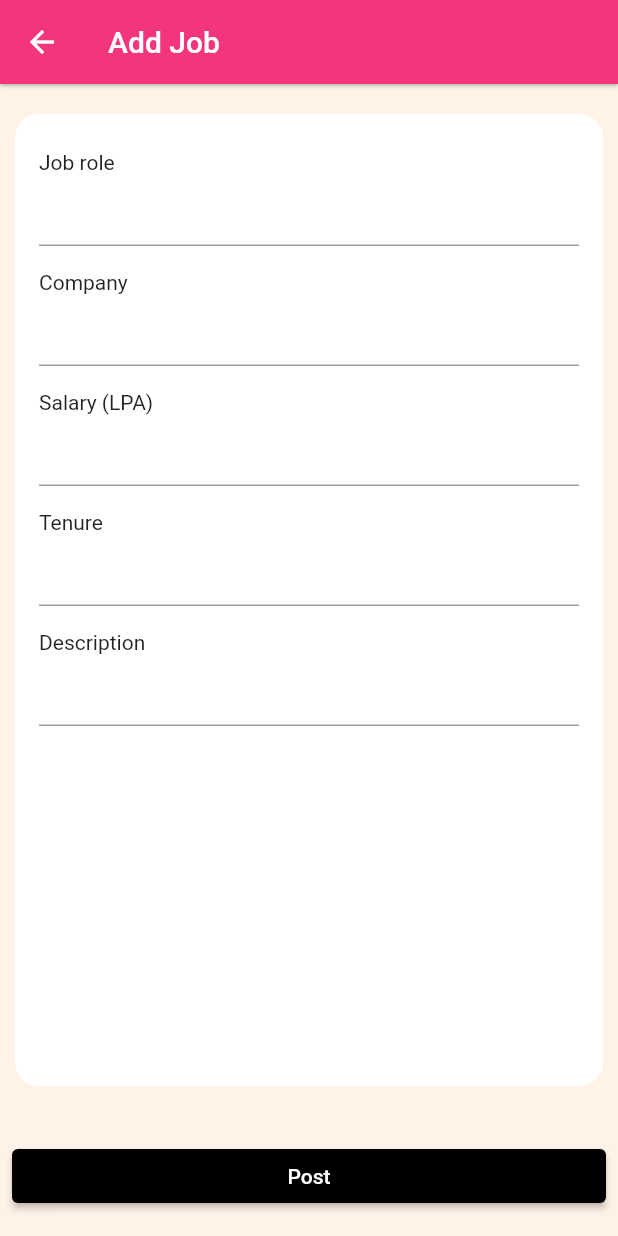
After one commit to tulsipatel1199/women_job_app, a Flutter app: the screen it shows once a user with an empty profile is signed in, after a tap on "Add Job", on a phone screen of 412 x 824 dp. The commit adds this screen. Run offline on Flutter 3.47's test engine with Material 2 defaults, Android fonts, the phone set to English and light mode, and no system bars; our stand-ins replace cloud_firestore, firebase_auth, firebase_core, flutter_svg, get, get_storage; accounts and stored records are empty.

Commit message:
resolved bugs in recruiter module and added app label and icon

```diff
--- a/lib/candidate/controllers/recruiter_controller.dart
+++ b/lib/candidate/controllers/recruiter_controller.dart
@@ -1,13 +1,15 @@
 import 'package:cloud_firestore/cloud_firestore.dart';
 import 'package:firebase_auth/firebase_auth.dart';
 import 'package:flutter/material.dart';
+import 'package:flutter_svg/svg.dart';
 import 'package:get/get.dart';
-import 'package:women_job_app/candidate/controllers/home_controller.dart';
+import 'package:women_job_app/candidate/screens/add_job_screen.dart';
+
+import '../screens/candidate_job_details_screen.dart';
+
+final user = FirebaseAuth.instance;
 
 class RecruiterController extends GetxController{
-
-  final user = FirebaseAuth.instance;
-
 
   Rx<TextEditingController> companyNameCtr = TextEditingController().obs;
   Rx<TextEditingController> roleCtr = TextEditingController().obs;
@@ -15,35 +17,26 @@ class RecruiterController extends GetxController{
   Rx<TextEditingController> tenureCtr = TextEditingController().obs;
   Rx<TextEditingController> descriptionCtr = TextEditingController().obs;
 
-  @override
-  void onInit(){
-    super.onInit();
-    getJob();
-
-  }
-
-  RxList<Job> myAddedJobs = <Job>[].obs;
-
-  getJob() async {
-    final fs = FirebaseFirestore.instance;
-   QuerySnapshot qs = await fs.collection('jobs').where('addedBy',isEqualTo: user.currentUser!.uid).get();
-   myAddedJobs.clear();
-   for(int i=0;i<qs.size;i++)
-   {
-      myAddedJobs.add(Job(
-          company: qs.docs[i].get('company'),
-          description: qs.docs[i].get('description'),
-          salary: qs.docs[i].get('salary'),
-          role: qs.docs[i].get('role'),
-          tenure: qs.docs[i].get('tenure'),
-          email: qs.docs[i].get('email'),
-      ));
-    }
 
 
-  }
-
-
+  // RxList<Job> myAddedJobs = <Job>[].obs;
+  //
+  // getJob() async {
+  //   final fs = FirebaseFirestore.instance;
+  //  QuerySnapshot qs = await fs.collection('jobs').where('addedBy',isEqualTo: user.currentUser!.uid).get();
+  //  myAddedJobs.clear();
+  //  for(int i=0;i<qs.size;i++)
+  //  {
+  //     myAddedJobs.add(Job(
+  //         company: qs.docs[i].get('company'),
+  //         description: qs.docs[i].get('description'),
+  //         salary: qs.docs[i].get('salary'),
+  //         role: qs.docs[i].get('role'),
+  //         tenure: qs.docs[i].get('tenure'),
+  //         email: qs.docs[i].get('email'),
+  //     ));
+  //   }
+  // }
   addJob(){
     final fs = FirebaseFirestore.instance;
     if(companyNameCtr.value.text.isNotEmpty&&roleCtr.value.text.isNotEmpty&&salaryCtr.value.text.isNotEmpty&&tenureCtr.value.text.isNotEmpty&&
@@ -59,9 +52,7 @@ class RecruiterController extends GetxController{
         'addedBy': user.currentUser!.uid,
         'email':user.currentUser!.email,
       });
-
       resetFields();
-      getJob();
       Get.back();
     }
 
@@ -70,8 +61,28 @@ class RecruiterController extends GetxController{
       debugPrint("is empty");
       Get.snackbar("Please enter something", " ");
     }
+  }
 
+  deleteJob(String id){
+    final fs = FirebaseFirestore.instance;
+    fs.collection('jobs').doc(id).delete();
+    debugPrint("deleted");
+    Get.back();
+  }
 
+  updateJob(String id){
+    final fs = FirebaseFirestore.instance.collection('jobs').doc(id).update(
+        {
+          'company': companyNameCtr.value.text,
+          'role': roleCtr.value.text,
+          'salary': salaryCtr.value.text,
+          'tenure': tenureCtr.value.text,
+          'description': descriptionCtr.value.text,
+          'addedAt':DateTime.now(),
+          'addedBy': user.currentUser!.uid,
+          'email':user.currentUser!.email,
+        });
+    Get.back();
   }
 
   resetFields(){
@@ -81,7 +92,148 @@ class RecruiterController extends GetxController{
     tenureCtr.value.clear();
     descriptionCtr.value.clear();
   }
+}
 
 
+final _firestore = FirebaseFirestore.instance;
 
+class RecruiterJobsStream extends GetView<RecruiterController> {
+  const RecruiterJobsStream({super.key});
+
+  @override
+  Widget build(BuildContext context) {
+    return StreamBuilder<QuerySnapshot>(
+      stream: _firestore
+          .collection('jobs').where('addedBy',isEqualTo: user.currentUser!.uid)
+          .snapshots(),
+      builder: (context, snapshot) {
+        if (!snapshot.hasData) {
+          return Center(child: Column(
+            mainAxisAlignment: MainAxisAlignment.center,
+            children: [
+              SvgPicture.asset("assets/default/recruiter_empty_state.svg"),
+              SizedBox(height:8),
+              Text("No jobs has been added by you!"),
+            ],
+          ));
+        }
+        if (snapshot.connectionState == ConnectionState.waiting) {
+          return const Text("Loading");
+        }
+        return snapshot.data!.docs.length==0?Center(
+          child: Column(
+            mainAxisAlignment: MainAxisAlignment.center,
+            children: [
+              SvgPicture.asset("assets/default/recruiter_empty_state.svg"),
+              SizedBox(height:8),
+              Text("No jobs has been added by you!"),
+            ],
+          ),
+        ):ListView(
+          children: snapshot.data!.docs.map((DocumentSnapshot document) {
+            Map<String, dynamic> data = document.data()! as Map<String, dynamic>;
+            return  Padding(
+              padding: const EdgeInsets.symmetric(vertical:6.0),
+              child: InkWell(
+                onTap: (){
+                  debugPrint("${document.id}");
+                  Get.to(()=>CandidateJobDetailsScreen(
+                    title: data['company'],
+                    role: data['role'],
+                    tenure: data['tenure'],
+                    salary: data['salary'],
+                    description: data['description'],
+                    recruiterEmail: data['email'],
+                  ));
+                },
+                child: Card(
+                  //decoration: BoxDecoration(borderRadius : BorderRadius.circular(8),color: Colors.cyan),
+                  child:
+                  Padding(
+                    padding: const EdgeInsets.symmetric(vertical: 20,horizontal: 10),
+                    child: Row(
+                      crossAxisAlignment: CrossAxisAlignment.start,
+
+                      children: [
+                        Expanded(
+                          child: Column(
+                            crossAxisAlignment: CrossAxisAlignment.start,
+                            children: [
+                              Text("${data['role']}",style: const TextStyle(fontSize: 16,fontWeight: FontWeight.bold),),
+                              Text("${data['company']}"),
+                              Text("Salary: ${data['salary']}"),
+                              Text("Tenure: ${data['tenure']} "),
+                              Text("Job description:  ${data['description']}",
+                                maxLines: 2,
+                                overflow: TextOverflow.fade,
+                              ),
+
+                            ],
+                          ),
+                        ),
+                        InkWell(
+                            onTap:(){
+                              Get.bottomSheet(Container(
+                                decoration: BoxDecoration(
+                                  color: Colors.white,
+                                  borderRadius: BorderRadius.vertical(top: Radius.circular(24)),
+                                ),
+                                child: Padding(
+                                  padding: const EdgeInsets.all(16.0),
+                                  child: Column(
+                                    mainAxisSize: MainAxisSize.min,
+                                    crossAxisAlignment: CrossAxisAlignment.start,
+                                    children: [
+                                      InkWell(
+                                          onTap:(){
+                                            controller.companyNameCtr.value.text = data['company'];
+                                            controller.roleCtr.value.text = data['role'];
+                                            controller.salaryCtr.value.text = data['salary'];
+                                            controller.tenureCtr.value.text = data['tenure'];
+                                            controller.descriptionCtr.value.text = data['description'];
+                                            Get.back();
+                                            Get.to(()=>AddJobScreen(isUpdate: true), arguments: [document.id]);
+                                          },
+                                          child: Padding(
+                                            padding: const EdgeInsets.all(8.0),
+                                            child: Row(
+                                              children: [
+                                                Icon(Icons.edit),
+                                                SizedBox(width: 8),
+                                                Text("Edit"),
+                                              ],
+                                            ),
+                                          )),
+                                      Divider(),
+                                      InkWell(
+                                          onTap:(){
+                                                RecruiterController().deleteJob(document.id);
+                                          },
+                                          child: Padding(
+                                            padding: const EdgeInsets.all(8.0),
+                                            child: Row(
+                                              children: [
+                                                Icon(Icons.delete),
+                                                SizedBox(width: 8),
+                                                Text("Delete"),
+                                              ],
+                                            ),
+                                          )),
+                                    ],
+                                  ),
+                                ),
+                              ));
+                            },
+                            child: Icon(Icons.more_vert)),
+                      ],
+                    ),
+                  ),
+                ),
+              ),
+            );
+          }).toList(),
+        );
+      },
+    );
+  }
 }
--- /dev/null
+++ b/lib/candidate/screens/add_job_screen.dart
@@ -0,0 +1,28 @@
+import 'package:flutter/material.dart';
+import 'package:get/get.dart';
+import '../controllers/recruiter_controller.dart';
+import '../widgets/add_job_bottom_sheet.dart';
+
+class AddJobScreen extends GetView<RecruiterController> {
+  const AddJobScreen({Key? key, this.isUpdate=false}) : super(key: key);
+    final bool isUpdate;
+  @override
+  Widget build(BuildContext context) {
+    return Scaffold(
+      appBar: AppBar(
+        title: Text("Add Job"),
+      ),
+      bottomNavigationBar:Padding(
+        padding: const EdgeInsets.symmetric(horizontal: 8.0,vertical: 16.0),
+        child: ElevatedButton(onPressed: (){
+          isUpdate?controller.updateJob(Get.arguments[0]):controller.addJob();
+        }, child: const Text("Post")),
+      ) ,
+      body: Padding(
+        padding: const EdgeInsets.symmetric(vertical: 20,horizontal: 10),
+        child: AddJobBottomSheet(recruiterController: controller),
+      ),
+
+    );
+  }
+}
--- a/lib/candidate/screens/dashboard_screen.dart
+++ b/lib/candidate/screens/dashboard_screen.dart
@@ -1,10 +1,8 @@
 import 'package:flutter/material.dart';
+import 'package:flutter_svg/svg.dart';
 import 'package:get/get.dart';
 import 'package:women_job_app/candidate/controllers/dashboard_controller.dart';
 
-
-
-// ignore: must_be_immutable
 class DashboardScreen extends StatelessWidget {
   DashboardScreen({Key? key}) : super(key: key);
 
@@ -16,11 +14,12 @@ class DashboardScreen extends StatelessWidget {
     return SafeArea(
       child: Obx(()=>Scaffold(
         bottomNavigationBar: BottomNavigationBar(
+          elevation: 5.0,
           onTap: (index){
             controller.selectedContent.value = index;
           },
           currentIndex: controller.selectedContent.value,
-          items: const [BottomNavigationBarItem(icon: Icon(Icons.home), label: "Home"),BottomNavigationBarItem(icon: Icon(Icons.account_circle), label: "My Profile")],
+          items: [BottomNavigationBarItem(icon: SvgPicture.asset('assets/default/home.svg'),activeIcon: SvgPicture.asset('assets/default/home_filled.svg'), label: "Home"),BottomNavigationBarItem(icon: SvgPicture.asset('assets/default/profile.svg'),activeIcon: SvgPicture.asset('assets/default/profile_filled.svg'), label: "Profile")],
         ),
         body:controller.isCandidate.value?
         controller.listOfCandidateScreen[controller.selectedContent.value]
--- a/lib/candidate/screens/login_screen.dart
+++ b/lib/candidate/screens/login_screen.dart
@@ -17,7 +17,7 @@ class LoginScreen extends StatelessWidget {
           child: Column(
             mainAxisSize: MainAxisSize.min,
             children: [
-              const Text("Login to continue"),
+              const Text("Login to Continue"),
               const SizedBox(
                 height: 40,
               ),
--- a/lib/candidate/screens/recruiter_home_screen.dart
+++ b/lib/candidate/screens/recruiter_home_screen.dart
@@ -1,6 +1,9 @@
 import 'package:flutter/material.dart';
+import 'package:flutter_svg/svg.dart';
 import 'package:get/get.dart';
-import 'package:women_job_app/candidate/controllers/recruiter_controller.dart';
+
+import '../controllers/recruiter_controller.dart';
+import 'add_job_screen.dart';
 
 // ignore: must_be_immutable
 class RecruiterHomeScreen extends StatelessWidget {
@@ -8,148 +11,44 @@ class RecruiterHomeScreen extends StatelessWidget {
   RecruiterController recruiterController = Get.put(RecruiterController());
   @override
   Widget build(BuildContext context) {
-    return SafeArea(
-      child: Scaffold(
+    return Scaffold(
         appBar: AppBar(
-            title: const Text("Your added jobs"),
+          title: const Text("Jobs Posted by You"),
           automaticallyImplyLeading: false,
           actions:  [
             Padding(
-                padding: EdgeInsets.all(8.0),
+              padding: const EdgeInsets.all(8.0),
               child: InkWell(
                   onTap:(){
                     Get.snackbar("Coming soon!", " ");
                   },
-                    child: Icon(Icons.chat_bubble),
+                  child: SvgPicture.asset('assets/default/chat.svg'),
 
               ),
             ),
           ],
         ),
-        floatingActionButton: FloatingActionButton(onPressed: (){
+      floatingActionButton: SizedBox(
+        width: 100,
+        child: FloatingActionButton(onPressed: (){
           recruiterController.resetFields();
-          Get.bottomSheet(
-            shape: RoundedRectangleBorder(borderRadius: BorderRadius.only(topRight: Radius.circular(16),topLeft: Radius.circular(16))),
-              Container(
-                decoration:BoxDecoration(color: Colors.white,borderRadius: BorderRadius.only(topRight: Radius.circular(16),topLeft: Radius.circular(16)) ),
-
-
-              child: Padding(
-                padding: const EdgeInsets.all(8.0),
-                child: ListView(
-                  children: [
-                    const Text("Add Job Details", style: TextStyle(fontWeight: FontWeight.bold, fontSize: 16),),
-
-                    CustomTextField(controller:recruiterController.companyNameCtr.value , title: 'Job role',),
-                    CustomTextField(controller:recruiterController.roleCtr.value , title: 'Company',),
-
-                    CustomTextField(controller:recruiterController.salaryCtr.value , title: 'Salary (LPA)',),
-                    CustomTextField(controller:recruiterController.tenureCtr.value , title: 'Tenure',),
-                    CustomTextField(controller:recruiterController.descriptionCtr.value , title: 'Description',),
-
-                    // const Text("tenure"),
-                    // TextField(controller: recruiterController.tenureCtr.value),
-                    // const Text("Description"),
-                    // TextField(controller: recruiterController.descriptionCtr.value),
-                    ElevatedButton(onPressed: (){
-
-                      recruiterController.addJob();
-
-
-                    }, child: const Text("Save"))
-                  ],
+          Get.to(()=>const AddJobScreen());
+        },
+          shape: const RoundedRectangleBorder(borderRadius: BorderRadius.all(Radius.circular(16))),
+        child: const Text("Add Job"),
         ),
       ),
-              ));
-
-
-
-
-
-        },child: const Icon(Icons.add),),
         body: Padding(
           padding: const EdgeInsets.symmetric(horizontal: 20),
-            child: recruiterController.myAddedJobs.isNotEmpty?Column(
-              //mainAxisSize: MainAxisSize.min,
-              children:  [
-                // TextField(
-                //   decoration: InputDecoration(hintText: "Search here",
-                //     border: OutlineInputBorder( ),
-                //
-                //     prefixIcon: Icon(Icons.search),
-                //
-                //   ),
-                // ),
-                const SizedBox(height: 16),
-               Obx(()=> Expanded(
-                 child: ListView.builder(
-                     itemCount: recruiterController.myAddedJobs.length,
-                     itemBuilder: (context, i){
-                       return Padding(
-                         padding: const EdgeInsets.only(bottom: 8.0),
-                         child: InkWell(
-                           onTap: (){
-                             // Get.to(()=>CandidateJobDetailsScreen());
-                           },
-                           child: Card(
-                             //decoration: BoxDecoration(borderRadius : BorderRadius.circular(8),color: Colors.cyan),
-                             child:
-                             Padding(
-                               padding: const EdgeInsets.symmetric(vertical: 16,horizontal: 16),
           child: Column(
-                                 // mainAxisSize: MainAxisSize.min,
-                                 crossAxisAlignment: CrossAxisAlignment.start,
-                                 children: [
-                                   Text(recruiterController.myAddedJobs[i].company,style: const TextStyle(fontSize: 16,fontWeight: FontWeight.bold),),
-                                   Text("Salary: ${recruiterController.myAddedJobs[i].salary}LPA"),
-                                   Text("Tenure: ${recruiterController.myAddedJobs[i].tenure} "),
-                                   Text("Job description: ${recruiterController.myAddedJobs[i].description}"),
-
+            children: const [
+              SizedBox(height: 16),
+           Expanded(
+               child: RecruiterJobsStream()
+            ),
             ],
-                               ),
-                             ),
-                           ),
-                         ),
-                       );
-                     }),
-               ),),
-
-
-
-
-              ],
-            ):Text("No jobs added by you!"),
           )
-      ),
+        )
     );
   }
 }
-
-class CustomTextField extends StatelessWidget {
-   CustomTextField({
-    Key? key,
-    required this.title,
-    required this.controller,
-  }) : super(key: key);
-
-   TextEditingController controller;
-  String title;
-  @override
-  Widget build(BuildContext context) {
-    return Padding(
-      padding: const EdgeInsets.symmetric(vertical: 8),
-      child: Column(
-        crossAxisAlignment: CrossAxisAlignment.start,
-        children: [
-          Text(title),
-
-          TextField(
-              controller: controller,
-            decoration: InputDecoration(
-            ),
-          ),
-        ],
-      ),
-    );
-  }
-}
--- /dev/null
+++ b/lib/candidate/widgets/add_job_bottom_sheet.dart
@@ -0,0 +1,35 @@
+import 'package:flutter/material.dart';
+
+import '../controllers/recruiter_controller.dart';
+import 'custom_text_field.dart';
+
+class AddJobBottomSheet extends StatelessWidget {
+  const AddJobBottomSheet({
+    super.key,
+    required this.recruiterController,
+  });
+
+  final RecruiterController recruiterController;
+
+  @override
+  Widget build(BuildContext context) {
+    return Container(
+      height: MediaQuery.of(context).size.height,
+      decoration:const BoxDecoration(color: Colors.white,
+          borderRadius: BorderRadius.all(Radius.circular(16)) ),
+      child: Padding(
+        padding: const EdgeInsets.symmetric(horizontal: 16.0, vertical: 16),
+        child: ListView(
+          children: [
+            CustomTextField(controller:recruiterController.roleCtr.value , title: 'Job role',),
+            CustomTextField(controller:recruiterController.companyNameCtr.value , title: 'Company',),
+            CustomTextField(controller:recruiterController.salaryCtr.value , title: 'Salary (LPA)',),
+            CustomTextField(controller:recruiterController.tenureCtr.value , title: 'Tenure',),
+            CustomTextField(controller:recruiterController.descriptionCtr.value , title: 'Description',),
+
+          ],
+        ),
+      ),
+    );
+  }
+}
--- /dev/null
+++ b/lib/candidate/widgets/custom_text_field.dart
@@ -0,0 +1,28 @@
+import 'package:flutter/material.dart';
+
+class CustomTextField extends StatelessWidget {
+  CustomTextField({
+    Key? key,
+    required this.title,
+    required this.controller,
+  }) : super(key: key);
+
+  TextEditingController controller;
+  String title;
+  @override
+  Widget build(BuildContext context) {
+    return Padding(
+      padding: const EdgeInsets.symmetric(vertical: 8),
+      child: Column(
+        crossAxisAlignment: CrossAxisAlignment.start,
+        children: [
+          Text(title),
+          TextField(
+            controller: controller,
+          ),
+
+        ],
+      ),
+    );
+  }
+}
--- a/lib/common/auth_controllers/auth_controller.dart
+++ b/lib/common/auth_controllers/auth_controller.dart
@@ -18,7 +18,6 @@ class AuthController extends GetxController{
 
   signup(bool isCandidate) async {
     if(nameCtr.value.text.isNotEmpty&&emailCtr.value.text.isNotEmpty&&passCtr.value.text.isNotEmpty&&conPassCtr.value.text.isNotEmpty){
-
       if(passCtr.value.text.length>=6){
         if(passCtr.value.text == conPassCtr.value.text){
           try{
@@ -43,12 +42,10 @@ class AuthController extends GetxController{
         ("error!!! please enter 6 digit");
         Get.snackbar("Enter 6 digit password", "Enter 6 digit passowrd");
       }
-
-
     }
     else{
       debugPrint("error!!! please enter something");
-      Get.snackbar("Please enter details", "Please enter details");
+      Get.snackbar("Please enter all details", "Please enter all details");
     }
   }
   login(bool isCandidate) async {
--- a/lib/common/styles/app_themes.dart
+++ b/lib/common/styles/app_themes.dart
@@ -18,6 +18,11 @@ class AppThemes{
     elevatedButtonTheme:  ElevatedButtonThemeData(style: ButtonStyle(backgroundColor: MaterialStateProperty.all(ButtonColor))),
     bottomNavigationBarTheme: const BottomNavigationBarThemeData(
       selectedItemColor: primaryColor,
+    ),
+    snackBarTheme: SnackBarThemeData(
+      backgroundColor: Colors.black,
+      contentTextStyle: TextStyle(color: Colors.white),
+      shape: RoundedRectangleBorder(borderRadius: BorderRadius.all(Radius.circular(0)))
     )
     //primarySwatch: Color.
   );
```
Also changed, not shown: lib/common/screens/welcome_screen.dart (+2 -9 lines), assets/default/candidate_empty_state.svg (added), assets/default/chat.svg (added), assets/default/home.svg (added), assets/default/home_filled.svg (added), assets/default/profile.svg (added), assets/default/profile_filled.svg (added), assets/default/recruiter_empty_state.svg (added), pubspec.lock, 7 other files. Lines whose indentation alone changed are shown as unchanged.
